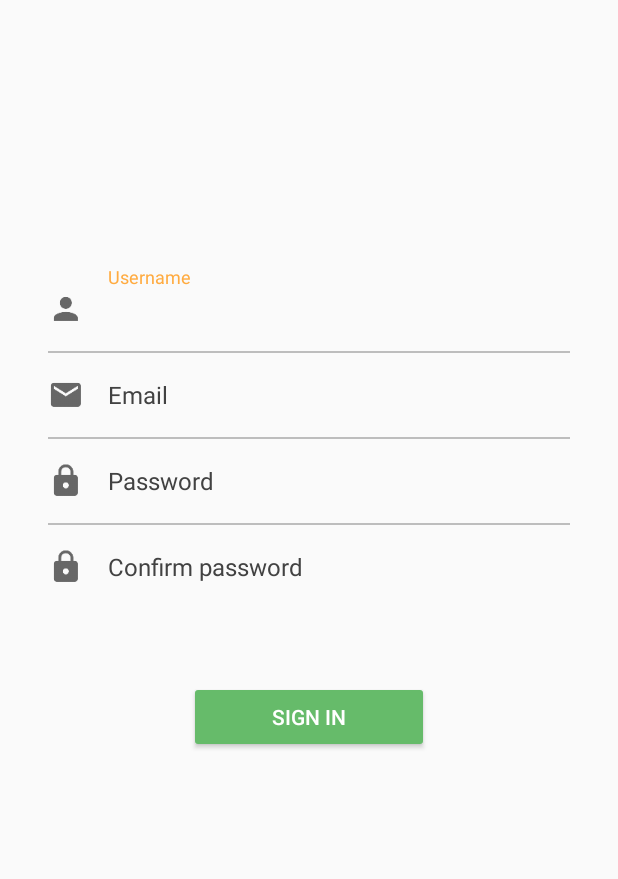
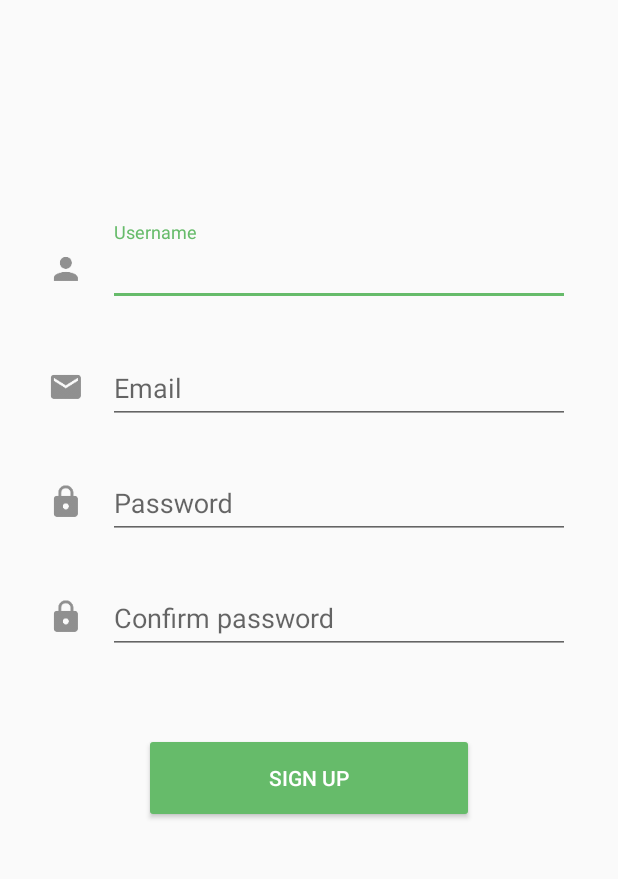
Before and after one commit to Philgerb93/pocket-camping, an Android app: the SignUpActivity screen opened directly, with no data from a screen before it, on a phone screen of 412 x 824 dp, the part 239-1118 px from its top. Run offline under Robolectric (Android 15) with nearby library versions, the phone set to English and light mode, and no system bars; our stand-ins replace Firebase (no records; nobody signed in at launch, a user with empty details on screens opened directly).

Commit message:
Modify sign_in and sign_out layouts

```diff
--- a/app/src/main/AndroidManifest.xml
+++ b/app/src/main/AndroidManifest.xml
@@ -9,7 +9,8 @@
         android:roundIcon="@mipmap/ic_launcher_round"
         android:supportsRtl="true"
         android:theme="@style/AppTheme">
-        <activity android:name=".activities.MainActivity">
+        <activity android:name=".activities.MainActivity"
+            android:noHistory="true">
             <intent-filter>
                 <action android:name="android.intent.action.MAIN" />
 
@@ -19,7 +20,7 @@
         <activity android:name=".activities.SignInActivity" />
         <activity android:name=".activities.SignUpActivity" />
         <activity android:name=".activities.HomeActivity" />
-        <activity android:name=".activities.NoStayActivity"></activity>
+        <activity android:name=".activities.NoStayActivity" />
     </application>
 
 </manifest>
--- a/app/src/main/java/com/philippegerbeau/pocketcamping/activities/MainActivity.java
+++ b/app/src/main/java/com/philippegerbeau/pocketcamping/activities/MainActivity.java
@@ -11,7 +11,6 @@ import com.google.firebase.database.DatabaseError;
 import com.google.firebase.database.DatabaseReference;
 import com.google.firebase.database.FirebaseDatabase;
 import com.google.firebase.database.ValueEventListener;
-import com.philippegerbeau.pocketcamping.R;
 
 public class MainActivity extends AppCompatActivity {
     FirebaseUser fbUser;
--- a/app/src/main/java/com/philippegerbeau/pocketcamping/activities/SignUpActivity.java
+++ b/app/src/main/java/com/philippegerbeau/pocketcamping/activities/SignUpActivity.java
@@ -2,6 +2,7 @@ package com.philippegerbeau.pocketcamping.activities;
 
 import android.content.Intent;
 import android.support.annotation.NonNull;
+import android.support.design.widget.TextInputLayout;
 import android.support.v7.app.AppCompatActivity;
 import android.os.Bundle;
 import android.view.View;
@@ -13,6 +14,8 @@ import com.google.android.gms.tasks.Task;
 import com.google.firebase.auth.AuthResult;
 import com.google.firebase.auth.FirebaseAuth;
 import com.philippegerbeau.pocketcamping.R;
+
+import org.w3c.dom.Text;
 
 import java.util.regex.Matcher;
 import java.util.regex.Pattern;
@@ -35,10 +38,10 @@ public class SignUpActivity extends AppCompatActivity {
 
         fbAuth = FirebaseAuth.getInstance();
 
-        signUpUsername = (EditText) findViewById(R.id.sign_up_username);
-        signUpEmail = (EditText) findViewById(R.id.sign_up_email);
-        signUpPassword = (EditText) findViewById(R.id.sign_up_password);
-        signUpConfirmPassword = (EditText) findViewById(R.id.sign_up_confirm_password);
+        signUpUsername = (EditText) findViewById(R.id.username);
+        signUpEmail = (EditText) findViewById(R.id.email);
+        signUpPassword = (EditText) findViewById(R.id.password);
+        signUpConfirmPassword = (EditText) findViewById(R.id.confirm);
     }
 
     public void signUp(View view) {
@@ -68,13 +71,17 @@ public class SignUpActivity extends AppCompatActivity {
         boolean valid = false;
 
         if (!validName()) {
-            signUpUsername.setError(getString(R.string.invalid_username));
+            TextInputLayout usernameParent = (TextInputLayout) findViewById(R.id.username_parent);
+            usernameParent.setError(getString(R.string.invalid_username));
         } else if (!validEmail()) {
-            signUpEmail.setError(getString(R.string.invalid_email));
+            TextInputLayout emailParent = (TextInputLayout) findViewById(R.id.email_parent);
+            emailParent.setError(getString(R.string.invalid_email));
         } else if (!validPassword()) {
-            signUpPassword.setError(getString(R.string.invalid_password));
+            TextInputLayout passwordParent = (TextInputLayout) findViewById(R.id.password_parent);
+            passwordParent.setError(getString(R.string.invalid_password));
         } else if (!validPasswordConfirm()) {
-            signUpConfirmPassword.setError(getString(R.string.invalid_confirm));
+            TextInputLayout confirmParent = (TextInputLayout) findViewById(R.id.confirm_parent);
+            confirmParent.setError(getString(R.string.invalid_confirm));
         } else {
             valid = true;
         }
--- a/app/src/main/res/layout/activity_sign_up.xml
+++ b/app/src/main/res/layout/activity_sign_up.xml
@@ -45,7 +45,7 @@
             android:layout_width="match_parent"
             android:layout_height="wrap_content"
             android:orientation="vertical"
-            android:padding="16dp">
+            android:padding="32dp">
 
             <LinearLayout
                 android:layout_width="match_parent"
@@ -57,34 +57,29 @@
                     android:layout_height="@dimen/icon_size"
                     android:src="@drawable/user_icon"
                     android:tint="@color/colorTextPrimary"
-                    android:layout_margin="16dp"
+                    android:layout_marginEnd="16dp"
+                    android:layout_marginTop="19dp"
                     android:contentDescription="@string/username"/>
 
                 <android.support.design.widget.TextInputLayout
+                    android:id="@+id/username_parent"
                     android:layout_width="match_parent"
-                    android:layout_height="match_parent"
-                    app:errorEnabled="true">
+                    android:layout_height="wrap_content"
+                    app:hintEnabled="true"
+                    app:errorEnabled="true"
+                    android:layout_marginBottom="2dp">
 
                     <EditText
-                        android:id="@+id/sign_up_username"
+                        android:id="@+id/username"
                         android:layout_width="match_parent"
-                        android:layout_height="match_parent"
+                        android:layout_height="wrap_content"
                         android:inputType="textPersonName"
-                        android:textColorHint="@color/colorTextPrimary"
                         android:hint="@string/username"
-                        android:textSize="@dimen/text_body"
-                        android:background="@null"/>
+                        android:textColor="@color/colorTextPrimary"/>
 
                 </android.support.design.widget.TextInputLayout>
+
             </LinearLayout>
-
-            <View
-                android:layout_width="match_parent"
-                android:layout_height="@dimen/divider_size"
-                android:background="@color/colorDivider"
-                android:layout_marginStart="16dp"
-                android:layout_marginEnd="16dp">
-            </View>
 
             <LinearLayout
                 android:layout_width="match_parent"
@@ -96,27 +91,28 @@
                     android:layout_height="@dimen/icon_size"
                     android:src="@drawable/email_icon"
                     android:tint="@color/colorTextPrimary"
-                    android:layout_margin="16dp"
+                    android:layout_marginEnd="16dp"
+                    android:layout_marginTop="19dp"
                     android:contentDescription="@string/email"/>
 
+                <android.support.design.widget.TextInputLayout
+                    android:id="@+id/email_parent"
+                    android:layout_width="match_parent"
+                    android:layout_height="wrap_content"
+                    app:hintEnabled="true"
+                    app:errorEnabled="true">
+
                     <EditText
-                    android:id="@+id/sign_up_email"
+                        android:id="@+id/parent"
                         android:layout_width="match_parent"
-                    android:layout_height="match_parent"
+                        android:layout_height="wrap_content"
                         android:inputType="textEmailAddress"
-                    android:textColorHint="@color/colorTextPrimary"
-                    android:textSize="@dimen/text_body"
                         android:hint="@string/email"
-                    android:background="@null"/>
+                        android:textColor="@color/colorTextPrimary"/>
+
+                </android.support.design.widget.TextInputLayout>
+
             </LinearLayout>
-
-            <View
-                android:layout_width="match_parent"
-                android:layout_height="@dimen/divider_size"
-                android:background="@color/colorDivider"
-                android:layout_marginStart="16dp"
-                android:layout_marginEnd="16dp">
-            </View>
 
             <LinearLayout
                 android:layout_width="match_parent"
@@ -128,28 +124,28 @@
                     android:layout_height="@dimen/icon_size"
                     android:src="@drawable/password_icon"
                     android:tint="@color/colorTextPrimary"
-                    android:layout_margin="16dp"
+                    android:layout_marginEnd="16dp"
+                    android:layout_marginTop="19dp"
                     android:contentDescription="@string/password"/>
 
+                <android.support.design.widget.TextInputLayout
+                    android:id="@+id/password_parent"
+                    android:layout_width="match_parent"
+                    android:layout_height="wrap_content"
+                    app:hintEnabled="true"
+                    app:errorEnabled="true">
+
                     <EditText
-                    android:id="@+id/sign_up_password"
+                        android:id="@+id/password"
                         android:layout_width="match_parent"
-                    android:layout_height="match_parent"
-                    android:textColorHint="@color/colorTextPrimary"
+                        android:layout_height="wrap_content"
                         android:inputType="textPassword"
-                    android:textSize="@dimen/text_body"
                         android:hint="@string/password"
-                    android:background="@null"/>
+                        android:textColor="@color/colorTextPrimary"/>
+
+                </android.support.design.widget.TextInputLayout>
 
             </LinearLayout>
-
-            <View
-                android:layout_width="match_parent"
-                android:layout_height="@dimen/divider_size"
-                android:background="@color/colorDivider"
-                android:layout_marginStart="16dp"
-                android:layout_marginEnd="16dp">
-            </View>
 
             <LinearLayout
                 android:layout_width="match_parent"
@@ -161,19 +157,29 @@
                     android:layout_height="@dimen/icon_size"
                     android:src="@drawable/password_icon"
                     android:tint="@color/colorTextPrimary"
-                    android:layout_margin="16dp"
+                    android:layout_marginEnd="16dp"
+                    android:layout_marginTop="19dp"
                     android:contentDescription="@string/confirm_password"/>
 
+                <android.support.design.widget.TextInputLayout
+                    android:id="@+id/confirm_parent"
+                    android:layout_width="match_parent"
+                    android:layout_height="wrap_content"
+                    app:hintEnabled="true"
+                    app:errorEnabled="true">
+
                     <EditText
-                    android:id="@+id/sign_up_confirm_password"
+                        android:id="@+id/confirm"
                         android:layout_width="match_parent"
-                    android:layout_height="match_parent"
+                        android:layout_height="wrap_content"
                         android:inputType="textPassword"
-                    android:textColorHint="@color/colorTextPrimary"
-                    android:textSize="@dimen/text_body"
                         android:hint="@string/confirm_password"
-                    android:background="@null"/>
+                        android:textColor="@color/colorTextPrimary"/>
+
+                </android.support.design.widget.TextInputLayout>
+
             </LinearLayout>
+
             </LinearLayout>
 
         <Button
@@ -181,9 +187,8 @@
             android:layout_height="@dimen/button_height"
             android:backgroundTint="@color/colorPrimary"
             android:textColor="@android:color/white"
-            android:text="@string/sign_in"
+            android:text="@string/sign_up"
             android:layout_gravity="center_horizontal"
-            android:layout_marginTop="32dp"
             android:onClick="signUp"/>
 
     </LinearLayout>
--- a/app/src/main/res/values/colors.xml
+++ b/app/src/main/res/values/colors.xml
@@ -3,10 +3,10 @@
     <color name="colorPrimary">#66bb6a</color>
     <color name="colorPrimaryDark">#338a3e</color>
     <color name="colorPrimaryLight">#98ee99</color>
-    <color name="colorAccent">#ffab40</color>
+    <color name="colorAccent">#66bb6a</color>
     <color name="colorBackground">#fafafa</color>
-    <color name="colorTextPrimary">#424242</color>
-    <color name="colorDivider">#BDBDBD</color>
+    <color name="colorTextPrimary">#757575</color>
+    <color name="colorDivider">#E0E0E0</color>
 
     <color name="bannerFilter">#60FFFFFF</color>
     <color name="transparentStatusBar">#30000000</color>
--- a/app/src/main/res/values/dimens.xml
+++ b/app/src/main/res/values/dimens.xml
@@ -5,8 +5,8 @@
     <dimen name="icon_size">24dp</dimen>
     <dimen name="divider_size">1dp</dimen>
 
-    <dimen name="button_width">160dp</dimen>
-    <dimen name="button_height">48dp</dimen>
+    <dimen name="button_width">220dp</dimen>
+    <dimen name="button_height">60dp</dimen>
 
     <dimen name="text_app_bar">20sp</dimen>
     <dimen name="text_body">16sp</dimen>
--- a/app/src/main/res/values/strings.xml
+++ b/app/src/main/res/values/strings.xml
@@ -5,7 +5,7 @@
     <string name="password">Password</string>
     <string name="forgot_password">Forgot password?</string>
     <string name="sign_in">Sign in</string>
-    <string name="no_account">No account? Sign up</string>
+    <string name="no_account">No account?</string>
     <string name="auth_failed">Authentication failed</string>
 
     <string name="username">Username</string>
```
Also changed, not shown: app/src/main/java/com/philippegerbeau/pocketcamping/activities/SignInActivity.java (+14 -2 lines), app/src/main/res/layout/activity_sign_in.xml (+57 -33 lines). Lines whose indentation alone changed are shown as unchanged.
